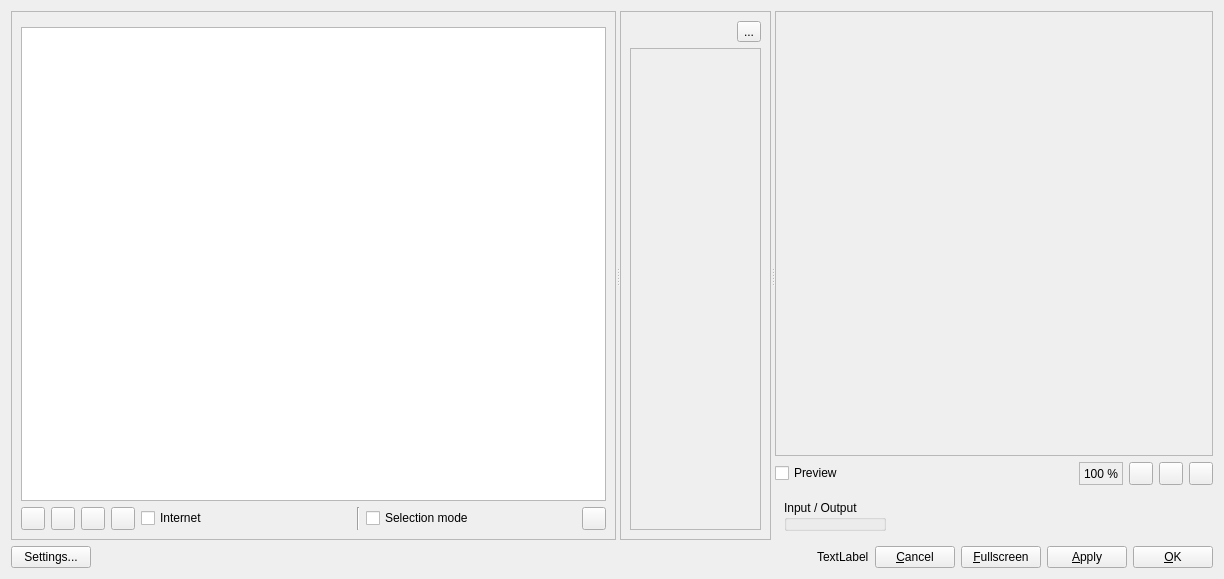
Above: ui/mainwindow.ui from c-koi/gmic-qt before the change. Below: the same form after it.
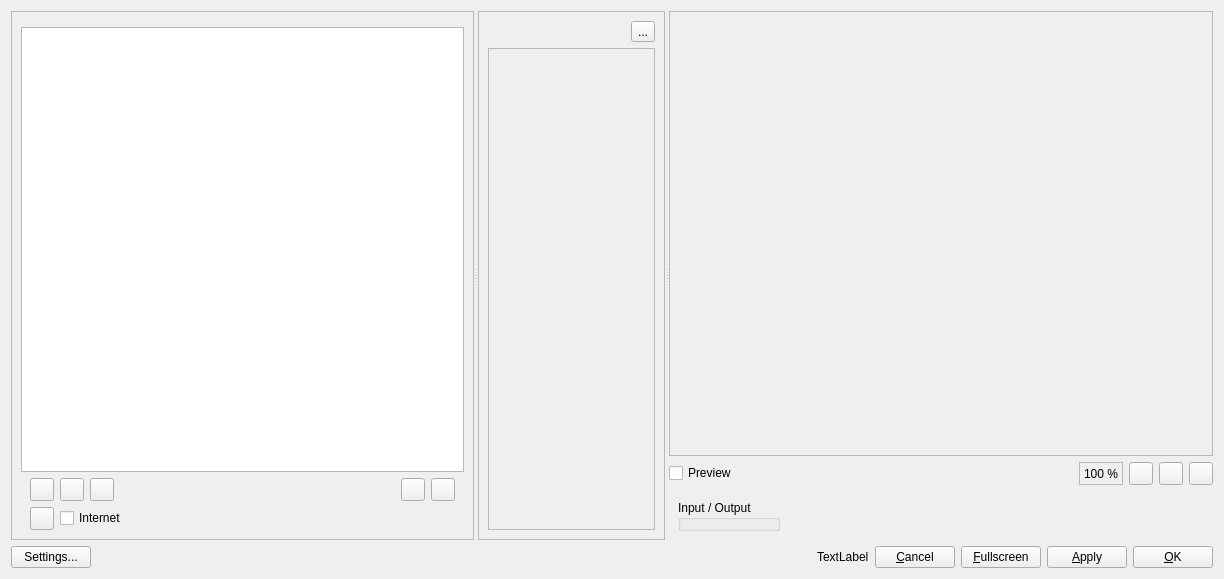
That is the form after the change. Icons and pictures are not drawn. Custom widgets are drawn as their Qt base class.

Commit message: Add a selection mode ToolButton

Patch:
```diff
--- a/ui/mainwindow.ui
+++ b/ui/mainwindow.ui
@@ -32,7 +32,7 @@
       <property name="frameShadow">
        <enum>QFrame::Raised</enum>
       </property>
-      <layout class="QVBoxLayout" name="verticalLayout_2" stretch="0,1,0">
+      <layout class="QVBoxLayout" name="verticalLayout_2" stretch="0,1,0,0">
        <item>
         <widget class="SearchFieldWidget" name="searchField" native="true">
          <property name="focusPolicy">
@@ -63,7 +63,14 @@
         </widget>
        </item>
        <item>
-        <layout class="QHBoxLayout" name="horizontalLayout_4">
+        <widget class="QWidget" name="widget_2" native="true">
+         <layout class="QHBoxLayout" name="horizontalLayout_8">
+          <property name="topMargin">
+           <number>0</number>
+          </property>
+          <property name="bottomMargin">
+           <number>0</number>
+          </property>
          <item>
           <widget class="QToolButton" name="tbAddFave">
            <property name="sizePolicy">
@@ -104,6 +111,51 @@
           </widget>
          </item>
          <item>
+           <spacer name="horizontalSpacer">
+            <property name="orientation">
+             <enum>Qt::Horizontal</enum>
+            </property>
+            <property name="sizeHint" stdset="0">
+             <size>
+              <width>40</width>
+              <height>20</height>
+             </size>
+            </property>
+           </spacer>
+          </item>
+          <item>
+           <widget class="QToolButton" name="tbSelectionMode">
+            <property name="text">
+             <string/>
+            </property>
+           </widget>
+          </item>
+          <item>
+           <widget class="QToolButton" name="tbExpandCollapse">
+            <property name="sizePolicy">
+             <sizepolicy hsizetype="Fixed" vsizetype="Preferred">
+              <horstretch>0</horstretch>
+              <verstretch>0</verstretch>
+             </sizepolicy>
+            </property>
+            <property name="text">
+             <string/>
+            </property>
+           </widget>
+          </item>
+         </layout>
+        </widget>
+       </item>
+       <item>
+        <widget class="QWidget" name="widget" native="true">
+         <layout class="QHBoxLayout" name="horizontalLayout_7">
+          <property name="topMargin">
+           <number>0</number>
+          </property>
+          <property name="bottomMargin">
+           <number>0</number>
+          </property>
+          <item>
           <widget class="QToolButton" name="tbUpdateFilters">
            <property name="sizePolicy">
             <sizepolicy hsizetype="Fixed" vsizetype="Preferred">
@@ -126,34 +178,8 @@
            </property>
           </widget>
          </item>
-         <item>
-          <widget class="Line" name="line_2">
-           <property name="orientation">
-            <enum>Qt::Vertical</enum>
-           </property>
-          </widget>
-         </item>
-         <item>
-          <widget class="QCheckBox" name="cbFiltersSelectionMode">
-           <property name="text">
-            <string>Selection mode</string>
-           </property>
-          </widget>
-         </item>
-         <item>
-          <widget class="QToolButton" name="tbExpandCollapse">
-           <property name="sizePolicy">
-            <sizepolicy hsizetype="Fixed" vsizetype="Preferred">
-             <horstretch>0</horstretch>
-             <verstretch>0</verstretch>
-            </sizepolicy>
-           </property>
-           <property name="text">
-            <string/>
-           </property>
-          </widget>
-         </item>
-        </layout>
+         </layout>
+        </widget>
        </item>
       </layout>
      </widget>
@@ -217,7 +243,7 @@
            <rect>
             <x>0</x>
             <y>0</y>
-            <width>148</width>
+            <width>146</width>
             <height>474</height>
            </rect>
           </property>
```
Left out of the diff: 4 changed lines with no effect on the pictures. Lines whose indentation alone changed are shown as unchanged. The commit also changes 4 other files.
